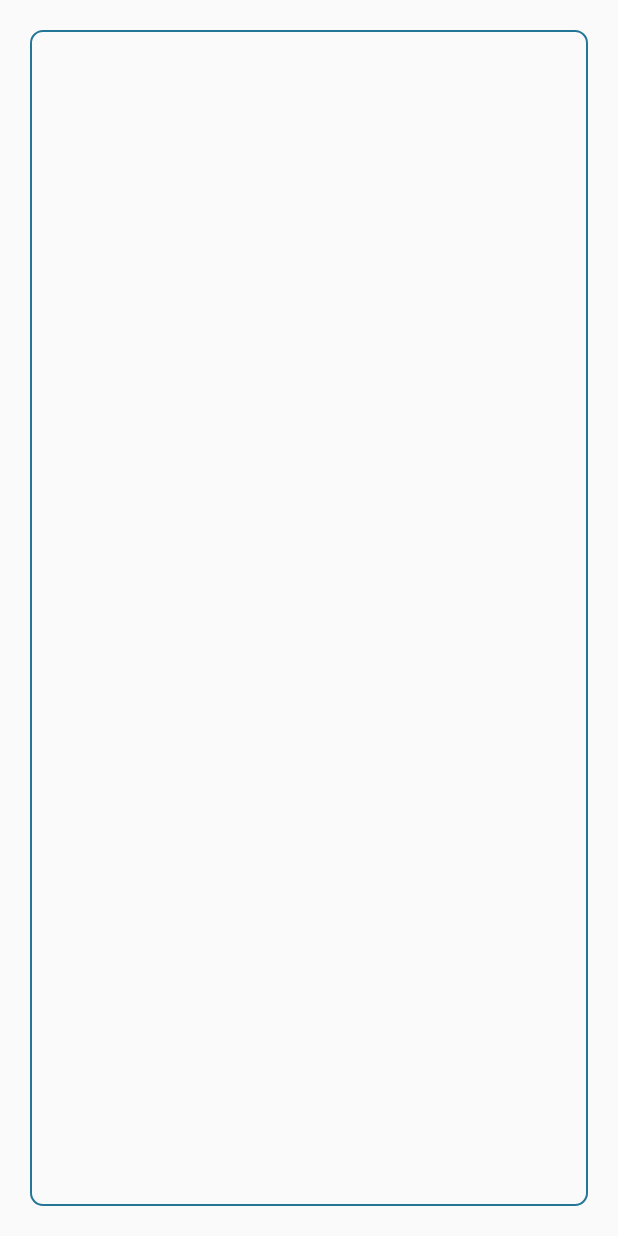
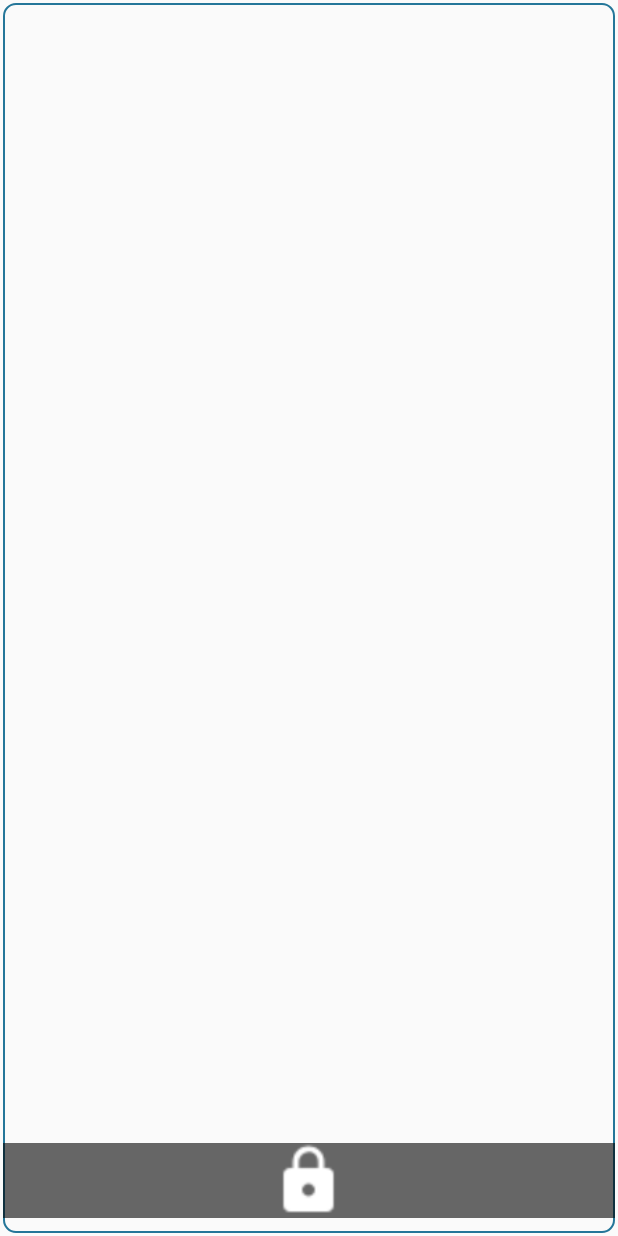
Before and after one commit to pouria-faraji/ClockerNewArchitecture, an Android app: the layout item.xml on its own in the app's theme, with its tools: preview values and no code run, on a phone screen of 412 x 824 dp. Run offline under Robolectric (Android 15) with nearby library versions, the phone set to English and light mode, and no system bars.

Commit message:
premium items

```diff
--- a/app/build.gradle
+++ b/app/build.gradle
@@ -57,6 +57,7 @@ dependencies {
     implementation 'com.google.firebase:firebase-firestore:17.0.1'
     implementation 'com.google.firebase:firebase-storage:16.0.1'
     implementation 'com.google.firebase:firebase-auth:16.0.1'
+    implementation 'com.google.firebase:firebase-ads:15.0.1'
 
     implementation 'pl.droidsonroids.gif:android-gif-drawable:1.2.+'
 }
--- a/app/src/main/java/com/blacksite/clockernewarchitecture/MainObserver.kt
+++ b/app/src/main/java/com/blacksite/clockernewarchitecture/MainObserver.kt
@@ -9,7 +9,6 @@ import android.util.Log
 import com.blacksite.clockernewarchitecture.application.App
 import com.blacksite.clockernewarchitecture.application.Global
 import com.blacksite.clockernewarchitecture.viewModel.MainViewModel
-import com.bumptech.glide.Glide
 
 
 
--- a/app/src/main/java/com/blacksite/clockernewarchitecture/application/Settings.kt
+++ b/app/src/main/java/com/blacksite/clockernewarchitecture/application/Settings.kt
@@ -12,6 +12,7 @@ class Settings {
         const val DB_COLUMN_IMAGEWHITE = "imageWhite"
         const val DB_COLUMN_TYPE = "type"
         const val DB_COLUMN_NUMBER = "number"
+        const val DB_COLUMN_PREMIUM = "premium"
         const val DATABASE_VERSION = 1
         val CLOCK_FACE_IMAGEVIEW_WIDTH = Global.getAppWidth()/2
         val CLOCK_FACE_IMAGEVIEW_HEIGHT = Global.getAppWidth()/2
--- a/app/src/main/java/com/blacksite/clockernewarchitecture/repository/ClockRepository.kt
+++ b/app/src/main/java/com/blacksite/clockernewarchitecture/repository/ClockRepository.kt
@@ -58,7 +58,8 @@ class ClockRepository {
                                                 document.data[Settings.DB_COLUMN_IMAGE].toString(),
                                                 document.data[Settings.DB_COLUMN_IMAGEWHITE].toString(),
                                                 if (document.data[Settings.DB_COLUMN_NUMBER] != null) (document.data[Settings.DB_COLUMN_NUMBER] as Long?)!!.toInt() else (0),
-                                                (document.data[Settings.DB_COLUMN_TYPE] as Long).toInt()), allClocksLiveData)
+                                                (document.data[Settings.DB_COLUMN_TYPE] as Long).toInt(),
+                                                document.data[Settings.DB_COLUMN_PREMIUM] as Boolean), allClocksLiveData)
 
                                         fetchedNetwork.value = true
                                         Log.e("logger", "log")
--- a/app/src/main/java/com/blacksite/clockernewarchitecture/view/MainActivity.kt
+++ b/app/src/main/java/com/blacksite/clockernewarchitecture/view/MainActivity.kt
@@ -37,7 +37,6 @@ import com.blacksite.clockernewarchitecture.model.database.Clock
 import com.blacksite.clockernewarchitecture.viewModel.ContentMainViewModel
 import com.blacksite.clockernewarchitecture.viewModel.MainViewModel
 import com.blacksite.clockernewarchitecture.widget.MyWidgetProvider
-import com.bumptech.glide.Glide
 import com.flask.colorpicker.ColorPickerView
 import com.flask.colorpicker.builder.ColorPickerClickListener
 import com.flask.colorpicker.builder.ColorPickerDialogBuilder
--- a/app/src/main/res/layout/item.xml
+++ b/app/src/main/res/layout/item.xml
@@ -4,14 +4,33 @@
     xmlns:app="http://schemas.android.com/apk/res-auto"
     android:id="@+id/layoutItem"
     android:layout_width="match_parent"
-    android:layout_height="match_parent"
+    android:layout_height="wrap_content"
     android:background="@drawable/item_background"
-    android:layout_margin="20dp"
+    android:layout_margin="2dp"
+    android:paddingBottom="10dp"
+    android:layout_gravity="center"
     android:gravity="center">
 
     <ImageView
         android:id="@+id/imgItem"
         android:layout_width="50dp"
-        android:layout_height="50dp" />
+        android:layout_height="50dp"
+        android:layout_marginTop="20dp"
+        android:layout_centerHorizontal="true" />
+    <RelativeLayout
+        android:id="@+id/lockLayout"
+        android:layout_width="match_parent"
+        android:layout_height="50dp"
+        android:layout_alignParentBottom="true"
+        android:layout_marginBottom="30dp"
+        android:gravity="center"
+        android:background="#97000000">
+        <ImageView
+            android:id="@+id/imgLock"
+            android:layout_width="50dp"
+            android:layout_height="50dp"
+            android:visibility="visible"
+            android:src="@drawable/baseline_lock_white_18dp"/>
+    </RelativeLayout>
 
 </RelativeLayout>
--- a/app/src/main/res/menu/activity_main_drawer.xml
+++ b/app/src/main/res/menu/activity_main_drawer.xml
@@ -20,6 +20,10 @@
             android:id="@+id/nav_color"
             android:icon="@drawable/ic_color_lens_black_24dp"
             android:title="Color"/>
+        <item
+            android:id="@+id/nav_pro"
+            android:icon="@drawable/ic_badge"
+            android:title="Premium"/>
     </group>
 
     <item android:title="Communicate" android:visible="false">
```
Also changed, not shown: app/src/main/java/com/blacksite/clockernewarchitecture/adapter/ItemAdapter.kt (+19 -6 lines), app/src/main/java/com/blacksite/clockernewarchitecture/model/GridItem.kt (+13 -13 lines), app/src/main/java/com/blacksite/clockernewarchitecture/model/database/Clock.kt (+5 -5 lines), app/src/main/java/com/blacksite/clockernewarchitecture/viewModel/MainViewModel.kt (+7 -8 lines), app/src/main/res/layout/content_main.xml (+2 -12 lines), app/src/main/res/drawable-xxxhdpi/baseline_stars_black_18dp.png (added), app/src/main/res/drawable-xxxhdpi/ic_badge.png (added), app/src/main/res/drawable/baseline_lock_white_18dp.png (added).
